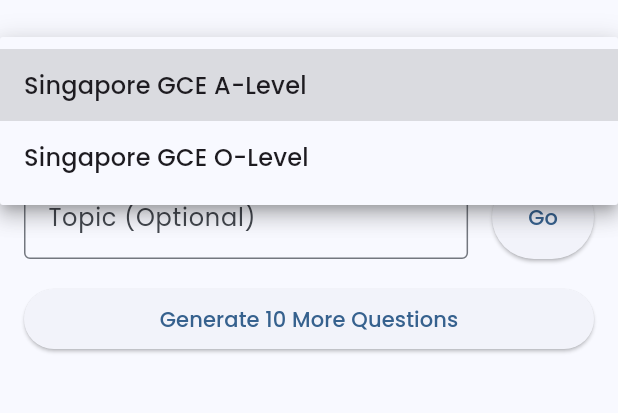
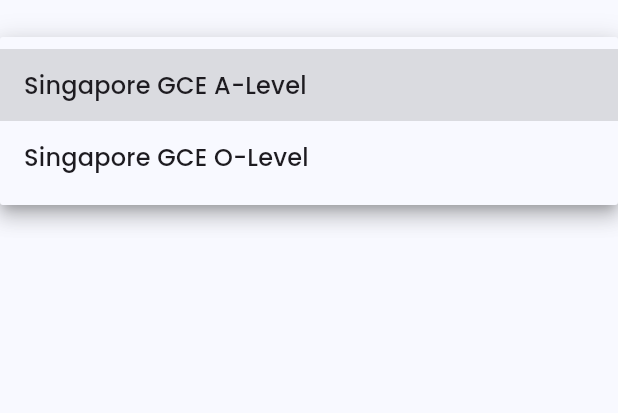
Before and after one commit to risheeboy/sgedu, a Flutter app: the screen it shows after launch, after a tap on "Syllabus", on a phone screen of 412 x 824 dp, the part 65-478 px from its top. Run offline on Flutter 3.47's test engine with Material 3 defaults, Android fonts, the phone set to English and light mode, and no system bars; our stand-ins replace cloud_firestore, firebase_auth, firebase_core, flutter_markdown, google_fonts; missing offline and left inert: dart:html; accounts and stored records are empty; generated files the repository leaves out were written again.

Commit message:
hide inputs when not relevant

```diff
--- a/lib/main.dart
+++ b/lib/main.dart
@@ -461,6 +461,7 @@ class _QuestionPageState extends State<QuestionPage> {
               ),
               const SizedBox(height: 16),
 
+              if (_selectedSubject != null) ...[
                 Row(
                   children: [
                     Expanded(
@@ -480,13 +481,7 @@ class _QuestionPageState extends State<QuestionPage> {
                         style: ElevatedButton.styleFrom(
                           padding: const EdgeInsets.symmetric(horizontal: 24),
                         ),
-                      child: _isLoading
-                          ? const SizedBox(
-                              width: 20,
-                              height: 20,
-                              child: CircularProgressIndicator(strokeWidth: 2),
-                            )
-                          : const Text('Go'),
+                        child: const Text('Go'),
                       ),
                     ),
                   ],
@@ -511,8 +506,9 @@ class _QuestionPageState extends State<QuestionPage> {
                           width: 20,
                           child: CircularProgressIndicator(strokeWidth: 2),
                         )
-                    : const Text('Generate 10 More Questions'),
+                      : const Text('Generate 10 new questions'),
                 ),
+              ],
               if (_generatedQuestions != null || _existingQuestions != null) ...[
                 const SizedBox(height: 24),
                 Row(
@@ -520,20 +516,12 @@ class _QuestionPageState extends State<QuestionPage> {
                   children: [
                     if (_generatedQuestions != null && _generatedQuestions!.isNotEmpty)
                       const Text(
-                        'Generated:',
+                        'Generated Questions:',
                         style: TextStyle(
                           fontSize: 18,
                           fontWeight: FontWeight.bold,
                         ),
                       )
-                    else if (_existingQuestions != null && _existingQuestions!.isNotEmpty)
-                      const Text(
-                        'Questions:',
-                        style: TextStyle(
-                          fontSize: 18,
-                          fontWeight: FontWeight.bold,
-                        ),
-                      ),
                   ],
                 ),
                 const SizedBox(height: 8),
```
Lines whose indentation alone changed are shown as unchanged.
